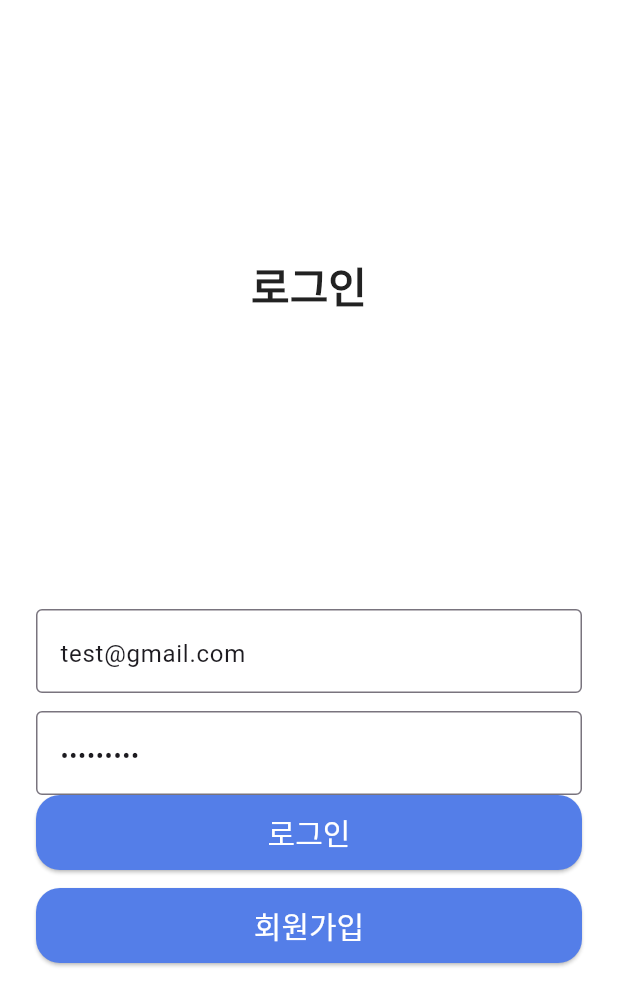
After one commit to CodeLink-MediTag/MediTag-FE3, a Flutter app: the LoginScreen screen opened directly, after a tap on "로그인", on a phone screen of 412 x 824 dp. The commit adds this screen. Shown: the top 1006 px of the screen. Run offline on Flutter 3.47's test engine with Material 3 defaults, Android fonts, the phone set to English and light mode, and no system bars; our stand-ins replace image_picker, shared_preferences, table_calendar; accounts and stored records are empty; network calls fail; Roboto replaces fonts that are missing (Pretendard).

Commit message:
1. 일반로그인기능 구현 2. 로그인, 회원가입 디렉터리 분리

```diff
--- /dev/null
+++ b/lib/features/login/component/login_custom_button.dart
@@ -0,0 +1,38 @@
+import 'package:flutter/cupertino.dart';
+import 'package:flutter/material.dart';
+
+class LoginCustomButton extends StatelessWidget {
+  final String text;
+  final VoidCallback onPressed;
+
+  const LoginCustomButton({
+    super.key,
+    required this.text,
+    required this.onPressed,
+  });
+
+  @override
+  Widget build(BuildContext context) {
+    return SizedBox(
+      child: ElevatedButton(
+        style: ElevatedButton.styleFrom(
+            backgroundColor: Color(0xFF547EE8),
+            shape: RoundedRectangleBorder(
+              borderRadius: BorderRadius.circular(16),
+            ),
+            minimumSize: Size(double.infinity, 50),
+
+            textStyle: TextStyle(
+                fontSize: 20
+            ),
+            foregroundColor: Colors.white
+        ),
+        onPressed: onPressed,
+        child: Text(
+          text,
+
+        ),
+      ),
+    );
+  }
+}
--- /dev/null
+++ b/lib/features/login/component/login_custom_text_field.dart
@@ -0,0 +1,33 @@
+import 'package:flutter/cupertino.dart';
+import 'package:flutter/material.dart';
+
+class LoginCustomTextField extends StatelessWidget{
+  final String hintText;
+  final bool obscureText;
+  final FormFieldSetter<String> onSaved;
+  final FormFieldValidator<String> validator;
+  final TextEditingController? controller;
+
+  const LoginCustomTextField({
+    super.key,
+    required this.hintText,
+    required this.validator,
+    required this.onSaved,
+    this.obscureText = false,
+    this.controller
+  });
+
+  @override
+  Widget build(BuildContext context) {
+    return TextFormField(
+      controller: controller,
+      onSaved: onSaved,
+      validator: validator,
+      obscureText: obscureText,
+      decoration: InputDecoration(
+        hintText: hintText,
+        border: OutlineInputBorder(),
+      ),
+    );
+  }
+}
--- /dev/null
+++ b/lib/features/login/component/login_fields.dart
@@ -0,0 +1,82 @@
+import 'package:flutter/cupertino.dart';
+import 'package:flutter/material.dart';
+
+import '../model/login_request_model.dart';
+import '../repository/auth_repository.dart';
+import 'login_custom_button.dart';
+import 'login_custom_text_field.dart';
+
+class LoginFields extends StatelessWidget {
+
+  // 요청 보내는 로직이 있는 리포지토리
+  final repository = AuthRepository();
+
+  final _formKey = GlobalKey<FormState>();
+  String _username = '';
+  String _password = '';
+  LoginFields({
+    super.key,
+  });
+
+  @override
+  Widget build(BuildContext context) {
+    return Form(
+        key: _formKey,
+        child: Column(
+          children: [
+            LoginCustomTextField(
+              controller: TextEditingController(text: "test@gmail.com"),
+              hintText: '아이디',
+              validator: (value){
+                return value!.isEmpty
+                    ? '아이디를 입력해주세요'
+                    : null;
+              },
+              onSaved: (value){
+                _username = value!;
+              },
+            ),
+            const SizedBox(height: 12),
+            LoginCustomTextField(
+              controller: TextEditingController(text: "test12345"),
+              hintText: '비밀번호',
+              obscureText: true,
+              validator: (value){
+                return value!.isEmpty
+                    ? '비밀번호를 입력해주세요'
+                    : null;
+              },
+              onSaved: (value){
+                _password = value!;
+              },
+            ),
+            LoginCustomButton(
+              text: '로그인',
+              onPressed: () async {
+                if (_formKey.currentState!.validate()) {
+                  _formKey.currentState!.save();
+                  final request = LoginRequestModel(username: _username, password: _password);
+                  final token = await repository.login(request);
+                  if (token != null) {
+                    // 로그인 성공 시 처리
+                    // Navigator.pushNamed(context, '/home');
+                    print(token);
+                  } else {
+                    // 로그인 실패 처리
+                    ScaffoldMessenger.of(context).showSnackBar(
+                      SnackBar(content: Text('로그인 실패')),
+                    );
+                  }
+                }
+              },
+            ),
+            const SizedBox(height: 12),
+            LoginCustomButton(
+              text: '회원가입',
+              onPressed: () {},
+            ),
+          ],
+        )
+    );
+  }
+}
--- /dev/null
+++ b/lib/features/login/component/login_logo.dart
@@ -0,0 +1,25 @@
+import 'package:flutter/cupertino.dart';
+import 'package:flutter/material.dart';
+
+class LoginLogo extends StatelessWidget{
+  @override
+  Widget build(BuildContext context) {
+    return Column(
+      children: [
+        SizedBox(height: 24),
+        // 로고 이미지 들어갈 자리
+        SizedBox(
+          height: 100,
+        ),
+        const SizedBox(height: 16),
+        Text(
+          '로그인',
+          style: Theme.of(context).textTheme.headlineMedium?.copyWith(
+            fontWeight: FontWeight.bold,
+            color: Colors.black87,
+          ),
+        ),
+      ],
+    );
+  }
+}
--- a/lib/features/sign/login.dart
+++ b/lib/features/login/login.dart
@@ -1,5 +1,5 @@
+
 /*
-
 import 'dart:convert';
 import 'package:http/http.dart' as http;
 
@@ -7,7 +7,7 @@ import 'package:flutter/material.dart';
 import 'package:shared_preferences/shared_preferences.dart';
 import 'package:medife/medication/MediMain.dart';
 import 'package:medife/screens/landing.dart';
-import 'package:medife/features/sign/signup.dart';
+import 'package:medife/features/sign/old_sign_up.dart';
 
 // 전역에서 사용할 라우터 옵저버
 final RouteObserver<PageRoute> routeObserver = RouteObserver<PageRoute>();
@@ -320,4 +320,4 @@ class _Input extends StatelessWidget{
 }
 
 
- */
+*/
--- /dev/null
+++ b/lib/features/login/model/login_request_model.dart
@@ -0,0 +1,17 @@
+class LoginRequestModel {
+  final String username;
+  final String password;
+
+  LoginRequestModel({
+    required this.username,
+    required this.password,
+  });
+
+  /// JSON으로 변환 (서버 요청용)
+  Map<String, dynamic> toJson() {
+    return {
+      'username': username,
+      'password': password,
+    };
+  }
+}
--- /dev/null
+++ b/lib/features/login/model/login_response_model.dart
@@ -0,0 +1,17 @@
+class LoginResponseModel {
+  final String accessToken;
+  final String refreshToken;
+
+  LoginResponseModel({
+    required this.accessToken,
+    required this.refreshToken,
+  });
+
+  /// JSON 응답을 모델로 변환
+  factory LoginResponseModel.fromJson(Map<String, dynamic> json) {
+    return LoginResponseModel(
+      accessToken: json['accessToken'],
+      refreshToken: json['refreshToken'],
+    );
+  }
+}
--- /dev/null
+++ b/lib/features/login/repository/auth_repository.dart
@@ -0,0 +1,27 @@
+import 'dart:convert';
+import 'package:http/http.dart' as http;
+import 'package:shared_preferences/shared_preferences.dart';
+
+import '../model/login_request_model.dart';
+
+
+class AuthRepository {
+  Future<String?> login(LoginRequestModel request) async {
+    final response = await http.post(
+      Uri.parse('http://192.168.0.11:8080/api/auth/login'),
+      headers: {'Content-Type': 'application/json'},
+      body: jsonEncode(request.toJson()),
+    );
+
+    if (response.statusCode == 200) {
+      final json = jsonDecode(response.body);
+      final prefs = await SharedPreferences.getInstance();
+      await prefs.setString('accessToken', json['accessToken']);
+      await prefs.setString('refreshToken', json['refreshToken']);
+      return json['accessToken'];
+    } else {
+      print(response.body);
+      return null;
+    }
+  }
+}
--- /dev/null
+++ b/lib/features/login/screen/login_screen.dart
@@ -0,0 +1,47 @@
+import 'package:flutter/cupertino.dart';
+import 'package:flutter/material.dart';
+import 'package:medife/main.dart';
+
+import '../component/login_fields.dart';
+import '../component/login_logo.dart';
+import '../repository/auth_repository.dart';
+
+void main (){
+  runApp(MaterialApp(
+    home: LoginScreen(),
+  ));
+}
+
+class LoginScreen extends StatelessWidget{
+
+  @override
+  Widget build(BuildContext context) {
+    return Scaffold(
+      backgroundColor: Colors.white,
+      body: SafeArea(
+        child: Padding(
+          padding: const EdgeInsets.symmetric(horizontal: 24.0),
+          child: Column(
+            children: [
+              const SizedBox(height: 32),
+              LoginLogo(),
+
+              const SizedBox(height: 16),
+
+              Expanded(
+                flex: 6,
+                child: Column(
+                  mainAxisAlignment: MainAxisAlignment.center,
+                  children: [
+                    LoginFields(),
+                  ],
+                ),
+              ),
+            ],
+          ),
+        ),
+      ),
+    );
+  }
+
+}
--- a/lib/routes/app_routes.dart
+++ b/lib/routes/app_routes.dart
@@ -1,7 +1,7 @@
 import 'package:flutter/material.dart';
 import 'package:medife/screens/landing.dart';
-import 'package:medife/features/sign/login.dart';
-import 'package:medife/features/sign/signup.dart';
+import 'package:medife/features/login/login.dart';
+import 'package:medife/features/sign_up/sign_up.dart';
 import 'package:medife/features/calendar/calendar.dart';
 import 'package:medife/features/chatbot/chatbot.dart';
 import 'package:medife/features/eatlist/eatlist.dart';
--- a/lib/screens/landing.dart
+++ b/lib/screens/landing.dart
@@ -48,6 +48,7 @@ class _LandingState extends State<Landing> {
                 padding: const EdgeInsets.only(top: 60, left: 20, right: 20),
                 child: Column(
                   children: [
+                    // 탑바
                     Row(
                       mainAxisAlignment: MainAxisAlignment.spaceBetween,
                       children: [
@@ -75,6 +76,7 @@ class _LandingState extends State<Landing> {
                       ],
                     ),
                     const SizedBox(height: 16),
+                    // 약복용 알림창
                     Container(
                       width: double.infinity,
                       height: 120,
@@ -123,7 +125,8 @@ class _LandingState extends State<Landing> {
               ),
             ],
           ),
-          const SizedBox(height: 20),
+          Container(height: 20,),
+          // 주요버튼 5개
           Expanded(
             child: Padding(
               padding: const EdgeInsets.symmetric(horizontal: 20),
--- a/pubspec.yaml
+++ b/pubspec.yaml
@@ -63,6 +63,8 @@ flutter:
   # included with your application, so that you can use the icons in
   # the material Icons class.
   uses-material-design: true
+  assets:
+    - assets/images/
 
   # To add assets to your application, add an assets section, like this:
   # assets:
```
Also changed, not shown: assets/images/my_image.png (added), lib/features/sign_up/old_sign_up.dart (renamed from lib/features/sign/signup.dart), pubspec.lock, 125 other files.
